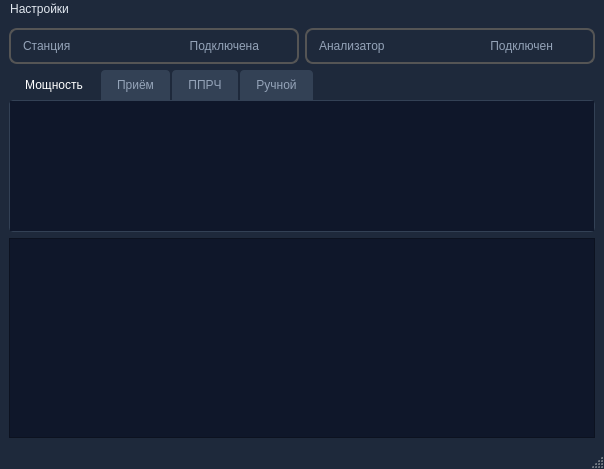
The window that mainwindow.ui (vitalisimys/Check_station) describes before a commit, drawn with Qt 5.
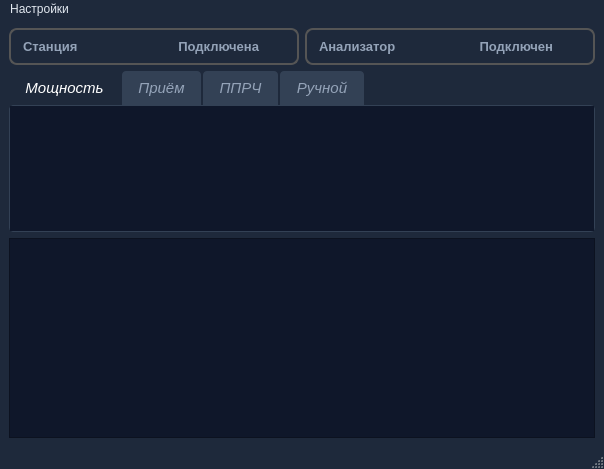
The same window after the commit. Icons and pictures are not drawn.

What changed in the file:
```diff
--- a/mainwindow.ui
+++ b/mainwindow.ui
@@ -53,6 +53,12 @@
         <layout class="QHBoxLayout" name="horizontalLayout_2">
          <item>
           <widget class="QLabel" name="labelStation">
+           <property name="font">
+            <font>
+             <pointsize>10</pointsize>
+             <bold>true</bold>
+            </font>
+           </property>
            <property name="styleSheet">
             <string notr="true">#labelStation {
     color: #94a3b8;
@@ -66,6 +72,12 @@
          </item>
          <item>
           <widget class="QLabel" name="labelStateStation">
+           <property name="font">
+            <font>
+             <pointsize>10</pointsize>
+             <bold>true</bold>
+            </font>
+           </property>
            <property name="layoutDirection">
             <enum>Qt::RightToLeft</enum>
            </property>
@@ -133,6 +145,12 @@
         <layout class="QHBoxLayout" name="horizontalLayout_3">
          <item>
           <widget class="QLabel" name="labelR3">
+           <property name="font">
+            <font>
+             <pointsize>10</pointsize>
+             <bold>true</bold>
+            </font>
+           </property>
            <property name="styleSheet">
             <string notr="true">#labelR3 {
     color: #94a3b8;
@@ -146,6 +164,12 @@
          </item>
          <item>
           <widget class="QLabel" name="labelStateR3">
+           <property name="font">
+            <font>
+             <pointsize>10</pointsize>
+             <bold>true</bold>
+            </font>
+           </property>
            <property name="styleSheet">
             <string notr="true">#labelStateR3 {
     color: #94a3b8;
@@ -189,6 +213,13 @@
       <property name="enabled">
        <bool>true</bool>
       </property>
+      <property name="font">
+       <font>
+        <pointsize>11</pointsize>
+        <italic>true</italic>
+        <bold>false</bold>
+       </font>
+      </property>
       <property name="styleSheet">
        <string notr="true">QTabWidget::pane {
     border: 1px solid #334155;
```
Left out of the diff: 1 changed line with no effect on the pictures.
